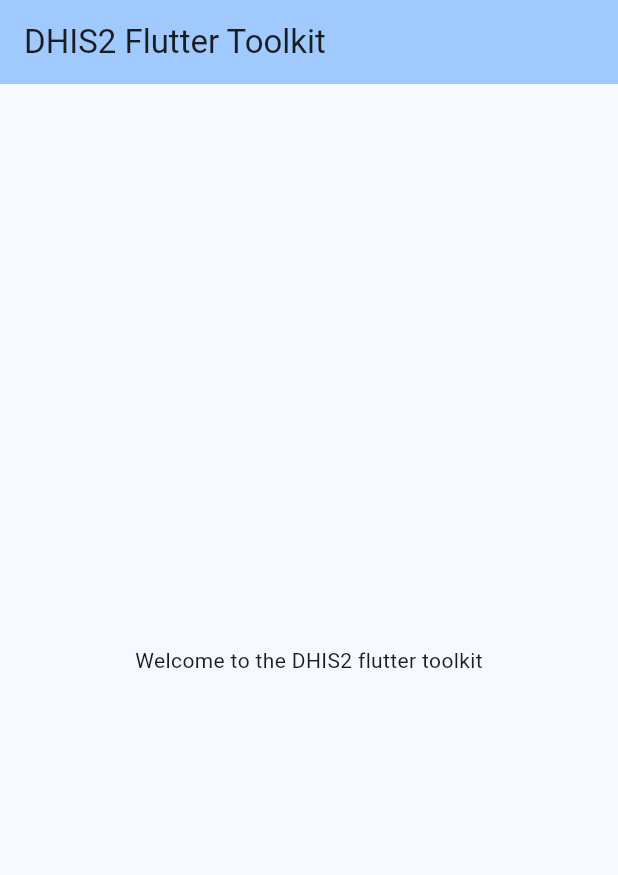
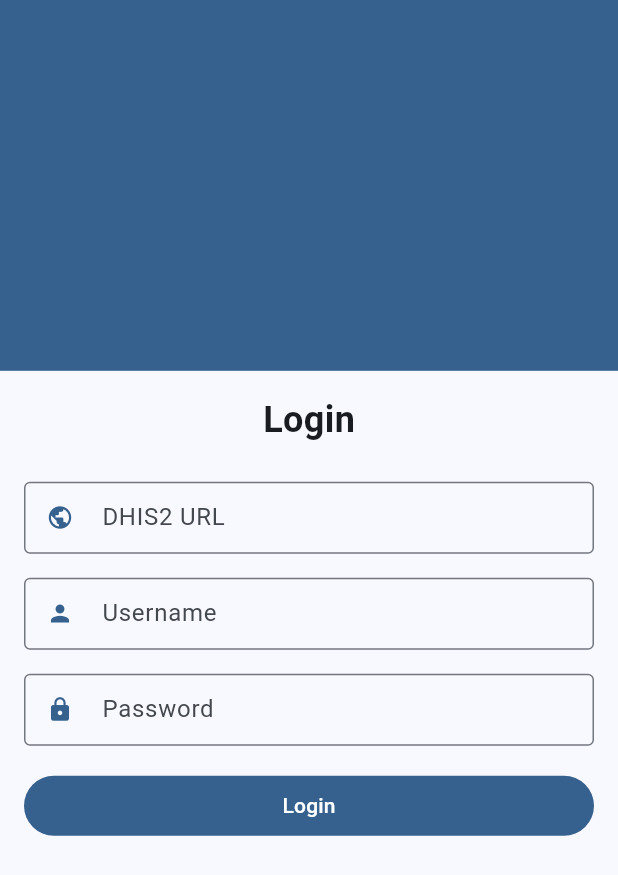
Before and after one commit to hisptz/dhis2-flutter-toolkit-example-app, a Flutter app: the screen it shows after launch, on a phone screen of 412 x 824 dp. Shown: the top 875 px of the screen. Run offline on Flutter 3.47's test engine with Material 3 defaults, Android fonts, the phone set to English and light mode, and no system bars; our stand-ins replace objectbox, shared_preferences; missing offline and left inert: dart:html.

Commit message:
feat(login): Implementation
- Implemented app login

```diff
--- a/lib/main.dart
+++ b/lib/main.dart
@@ -1,51 +1,10 @@
 import 'package:flutter/material.dart';
 
-void main() {
-  runApp(const MyApp());
+import 'modules/app.dart';
+import 'services/preferences.dart';
+
+void main() async {
+  WidgetsFlutterBinding.ensureInitialized();
+  await initializePreference();
+  runApp(const App());
 }
-
-class MyApp extends StatelessWidget {
-  const MyApp({super.key});
-  @override
-  Widget build(BuildContext context) {
-    return MaterialApp(
-      debugShowCheckedModeBanner: false,
-      title: 'DHIS2 Flutter Toolkit',
-      theme: ThemeData(
-        colorScheme: ColorScheme.fromSeed(seedColor: Colors.blue),
-        useMaterial3: true,
-      ),
-      home: const MyHomePage(title: 'DHIS2 Flutter Toolkit'),
-    );
-  }
-}
-
-class MyHomePage extends StatefulWidget {
-  const MyHomePage({super.key, required this.title});
-  final String title;
-
-  @override
-  State<MyHomePage> createState() => _MyHomePageState();
-}
-
-class _MyHomePageState extends State<MyHomePage> {
-  @override
-  Widget build(BuildContext context) {
-    return Scaffold(
-      appBar: AppBar(
-        backgroundColor: Theme.of(context).colorScheme.inversePrimary,
-        title: Text(widget.title),
-      ),
-      body: const Center(
-        child: Column(
-          mainAxisAlignment: MainAxisAlignment.center,
-          children: <Widget>[
-            Text(
-              'Welcome to the DHIS2 flutter toolkit',
-            ),
-          ],
-        ),
-      ),
-    );
-  }
-}
--- a/lib/models/metadata/organisationUnit.dart
+++ b/lib/models/metadata/organisationUnit.dart
@@ -7,6 +7,7 @@ class OrganisationUnit implements DHIS2MetadataResource {
 
   String name;
   String shortName;
+  @override
   @Unique()
   String uid;
   String path;
--- a/lib/models/metadata/organisationUnitGroup.dart
+++ b/lib/models/metadata/organisationUnitGroup.dart
@@ -7,6 +7,7 @@ class OrganisationUnitGroup implements DHIS2MetadataResource {
   int id = 0;
 
   String name;
+  @override
   @Unique()
   String uid;
 
--- a/lib/models/metadata/organisationUnitLevel.dart
+++ b/lib/models/metadata/organisationUnitLevel.dart
@@ -8,6 +8,7 @@ class OrganisationUnitLevel implements DHIS2MetadataResource {
   int id = 0;
 
   String name;
+  @override
   @Unique()
   String uid;
   int level;
--- a/lib/models/metadata/userGroup.dart
+++ b/lib/models/metadata/userGroup.dart
@@ -2,6 +2,7 @@ import 'package:dhis2_flutter_toolkit/models/metadata/metadataBase.dart';
 import 'package:objectbox/objectbox.dart';
 
 class DHIS2UserGroup implements DHIS2MetadataResource {
+  @override
   @Unique()
   String uid;
   @Index()
--- a/lib/models/metadata/userRole.dart
+++ b/lib/models/metadata/userRole.dart
@@ -2,6 +2,7 @@ import 'package:dhis2_flutter_toolkit/models/metadata/metadataBase.dart';
 import 'package:objectbox/objectbox.dart';
 
 class DHIS2UserRole implements DHIS2MetadataResource {
+  @override
   @Unique()
   String uid;
   String code;
--- /dev/null
+++ b/lib/modules/app.dart
@@ -0,0 +1,19 @@
+import 'package:dhis2_flutter_toolkit/modules/router.dart';
+import 'package:flutter/material.dart';
+
+class App extends StatelessWidget {
+  const App({super.key});
+
+  @override
+  Widget build(BuildContext context) {
+    return MaterialApp(
+      debugShowCheckedModeBanner: false,
+      title: 'DHIS2 ORM Example',
+      theme: ThemeData(
+        colorScheme: ColorScheme.fromSeed(seedColor: Colors.blue),
+        useMaterial3: true,
+      ),
+      home: const MainNavigation(),
+    );
+  }
+}
--- /dev/null
+++ b/lib/modules/login.dart
@@ -0,0 +1,128 @@
+import 'package:dhis2_flutter_toolkit/services/credentials.dart';
+import 'package:dhis2_flutter_toolkit/utils.dart';
+import 'package:flutter/material.dart';
+
+class Login extends StatefulWidget {
+  const Login({super.key});
+
+  @override
+  State<Login> createState() => _LoginState();
+}
+
+class _LoginState extends State<Login> {
+  bool loading = false;
+  final TextEditingController _baseURLController = TextEditingController();
+  final TextEditingController _usernameController = TextEditingController();
+  final TextEditingController _passwordController = TextEditingController();
+
+  Future onLogin() async {
+    setState(() {
+      loading = true;
+    });
+    String baseURL = _baseURLController.text;
+    String username = _usernameController.text;
+    String password = _passwordController.text;
+
+    DHIS2Credentials? credentials =
+        await login(baseURL: baseURL, username: username, password: password);
+
+    if (credentials != null) {
+      await credentials.saveToPreference();
+      print(credentials);
+    }
+    setState(() {
+      loading = false;
+    });
+  }
+
+  @override
+  Widget build(BuildContext context) {
+    return Scaffold(
+      body: SingleChildScrollView(
+        child: ListView(
+          shrinkWrap: true,
+          children: [
+            SizedBox(
+              height: MediaQuery.of(context).size.height * 0.3,
+              width: MediaQuery.of(context).size.width,
+              child: Container(
+                color: Theme.of(context).primaryColor,
+              ),
+            ),
+            const Padding(
+              padding: EdgeInsets.all(16.0),
+              child: Center(
+                child: Text(
+                  "Login",
+                  style: TextStyle(fontSize: 24, fontWeight: FontWeight.bold),
+                ),
+              ),
+            ),
+            Padding(
+              padding:
+                  const EdgeInsets.symmetric(vertical: 8.0, horizontal: 16.0),
+              child: TextFormField(
+                keyboardType: TextInputType.url,
+                controller: _baseURLController,
+                decoration: InputDecoration(
+                    prefixText: "https://",
+                    border: const OutlineInputBorder(),
+                    isDense: true,
+                    prefixIcon: Icon(
+                      Icons.public,
+                      color: Theme.of(context).primaryColor,
+                    ),
+                    label: const Text("DHIS2 URL")),
+              ),
+            ),
+            Padding(
+              padding:
+                  const EdgeInsets.symmetric(vertical: 8.0, horizontal: 16.0),
+              child: TextFormField(
+                controller: _usernameController,
+                decoration: InputDecoration(
+                    border: const OutlineInputBorder(),
+                    isDense: true,
+                    prefixIcon: Icon(
+                      Icons.person,
+                      color: Theme.of(context).primaryColor,
+                    ),
+                    label: const Text("Username")),
+              ),
+            ),
+            Padding(
+              padding:
+                  const EdgeInsets.symmetric(vertical: 8.0, horizontal: 16.0),
+              child: TextFormField(
+                obscureText: true,
+                controller: _passwordController,
+                decoration: InputDecoration(
+                    border: const OutlineInputBorder(),
+                    isDense: true,
+                    prefixIcon: Icon(
+                      Icons.lock,
+                      color: Theme.of(context).primaryColor,
+                    ),
+                    label: const Text("Password")),
+              ),
+            ),
+            Padding(
+              padding:
+                  const EdgeInsets.symmetric(vertical: 8.0, horizontal: 16.0),
+              child: TextButton(
+                onPressed: onLogin,
+                style: ButtonStyle(
+                    backgroundColor: MaterialStateColor.resolveWith(
+                        (states) => Theme.of(context).primaryColor)),
+                child: Text(
+                  loading ? "Please wait..." : "Login",
+                  style: const TextStyle(color: Colors.white),
+                ),
+              ),
+            ),
+          ],
+        ),
+      ),
+    );
+  }
+}
--- /dev/null
+++ b/lib/modules/router.dart
@@ -0,0 +1,19 @@
+import 'package:dhis2_flutter_toolkit/modules/home.dart';
+import 'package:dhis2_flutter_toolkit/modules/login.dart';
+import 'package:dhis2_flutter_toolkit/services/credentials.dart';
+import 'package:flutter/material.dart';
+
+class MainNavigation extends StatelessWidget {
+  const MainNavigation({super.key});
+
+  @override
+  Widget build(BuildContext context) {
+    DHIS2Credentials? credentials = DHIS2Credentials.fromPreferences();
+
+    if (credentials == null) {
+      return const Login();
+    }
+
+    return const Home();
+  }
+}
--- a/lib/repositories/base.dart
+++ b/lib/repositories/base.dart
@@ -5,8 +5,4 @@ class BaseSingleRepository<T> {
   late T entity;
 
   BaseSingleRepository({required this.resource, required this.fields, this.id});
-
-
-
-
 }
--- /dev/null
+++ b/lib/repositories/systemInfo.dart
@@ -0,0 +1,6 @@
+import 'package:dhis2_flutter_toolkit/models/metadata/systemInfo.dart';
+import 'package:dhis2_flutter_toolkit/repositories/base.dart';
+
+class SystemInfoRepository extends BaseSingleRepository<SystemInfo> {
+  SystemInfoRepository() : super(fields: ["*"], resource: "system", id: "info");
+}
--- a/lib/repositories/userRepository.dart
+++ b/lib/repositories/userRepository.dart
@@ -1,5 +1,6 @@
+import 'package:dhis2_flutter_toolkit/models/metadata/user.dart';
 import 'package:dhis2_flutter_toolkit/repositories/base.dart';
 
-class UserRepository extends BaseSingleRepository {
-  UserRepository.name() : super(resource: "me", fields: ["*"]);
+class UserRepository extends BaseSingleRepository<DHIS2MeUser> {
+  UserRepository() : super(resource: "me", fields: ["*"]);
 }
--- a/lib/services/credentials.dart
+++ b/lib/services/credentials.dart
@@ -1,7 +1,26 @@
+import 'package:dhis2_flutter_toolkit/services/preferences.dart';
+
 class DHIS2Credentials {
   String username;
   String password;
   String baseURL;
 
   DHIS2Credentials(this.username, this.password, this.baseURL);
+
+  Future saveToPreference() async {
+    await preferences?.setString("baseURL", baseURL);
+    await preferences?.setString("username", username);
+    await preferences?.setString("password", password);
+  }
+
+  static fromPreferences() {
+    String? baseURL = preferences?.getString("baseURL");
+    String? username = preferences?.getString("username");
+    String? password = preferences?.getString("password");
+
+    if (baseURL != null && username != null && password != null) {
+      return DHIS2Credentials(username, password, baseURL);
+    }
+    return null;
+  }
 }
--- a/lib/services/dhis2Client.dart
+++ b/lib/services/dhis2Client.dart
@@ -35,11 +35,13 @@ class DHIS2Client {
   }
 
   Uri get uri {
-    return Uri.https("$baseURL/api");
+    return Uri.parse("https://$baseURL/api");
   }
 
   Uri getApiUrl(String url, {Map<String, dynamic>? queryParameters}) {
-    return uri.replace(path: url, queryParameters: queryParameters);
+    return uri.replace(
+        pathSegments: [...uri.pathSegments, ...url.split("/")],
+        queryParameters: queryParameters);
   }
 
   //This is the function that sends a Post Request to the DHIS2 Instance
@@ -118,3 +120,13 @@ class DHIS2Client {
     return '$baseURL => $username : $password';
   }
 }
+
+DHIS2Client? client;
+
+void initializeClient(
+    {required String baseURL,
+    required String username,
+    required String password}) {
+  DHIS2Credentials credentials = DHIS2Credentials(username, password, baseURL);
+  client = DHIS2Client(credentials);
+}
--- /dev/null
+++ b/lib/utils.dart
@@ -0,0 +1,19 @@
+import 'package:dhis2_flutter_toolkit/services/credentials.dart';
+import 'package:dhis2_flutter_toolkit/services/dhis2Client.dart';
+import 'package:http/http.dart';
+
+Future<DHIS2Credentials?> login(
+    {required String baseURL,
+    required String username,
+    required String password}) async {
+  DHIS2Credentials credentials = DHIS2Credentials(username, password, baseURL);
+  DHIS2Client client = DHIS2Client(credentials);
+  try {
+    Response response = await client.httpGet("me");
+    print(response);
+    return credentials;
+  } catch (e) {
+    print(e);
+  }
+  return null;
+}
--- a/pubspec.yaml
+++ b/pubspec.yaml
@@ -37,6 +37,7 @@ dependencies:
   cupertino_icons: ^1.0.2
   objectbox: ^2.4.0
   http: ^1.2.0
+  shared_preferences: ^2.2.2
 
 dev_dependencies:
   flutter_test:
```
Also changed, not shown: lib/modules/home.dart (added, +25 -0 lines), lib/services/preferences.dart (added, +7 -0 lines), pubspec.lock, 6 other files.
